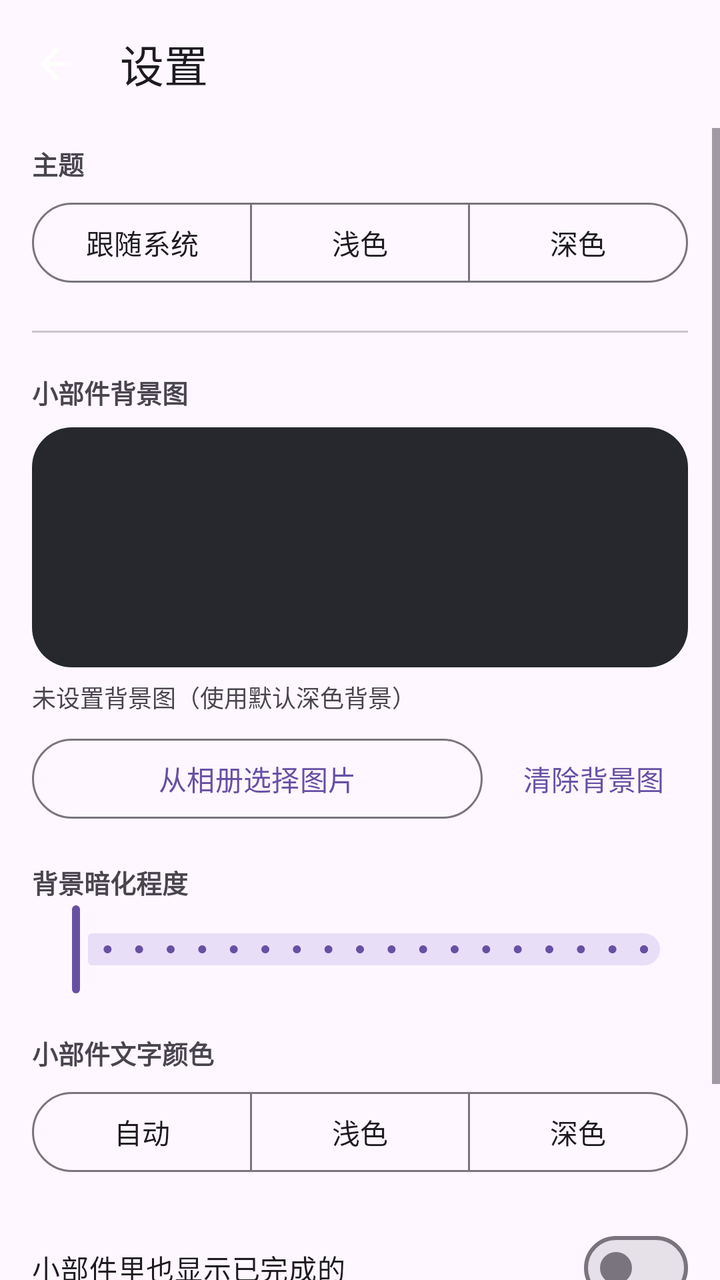
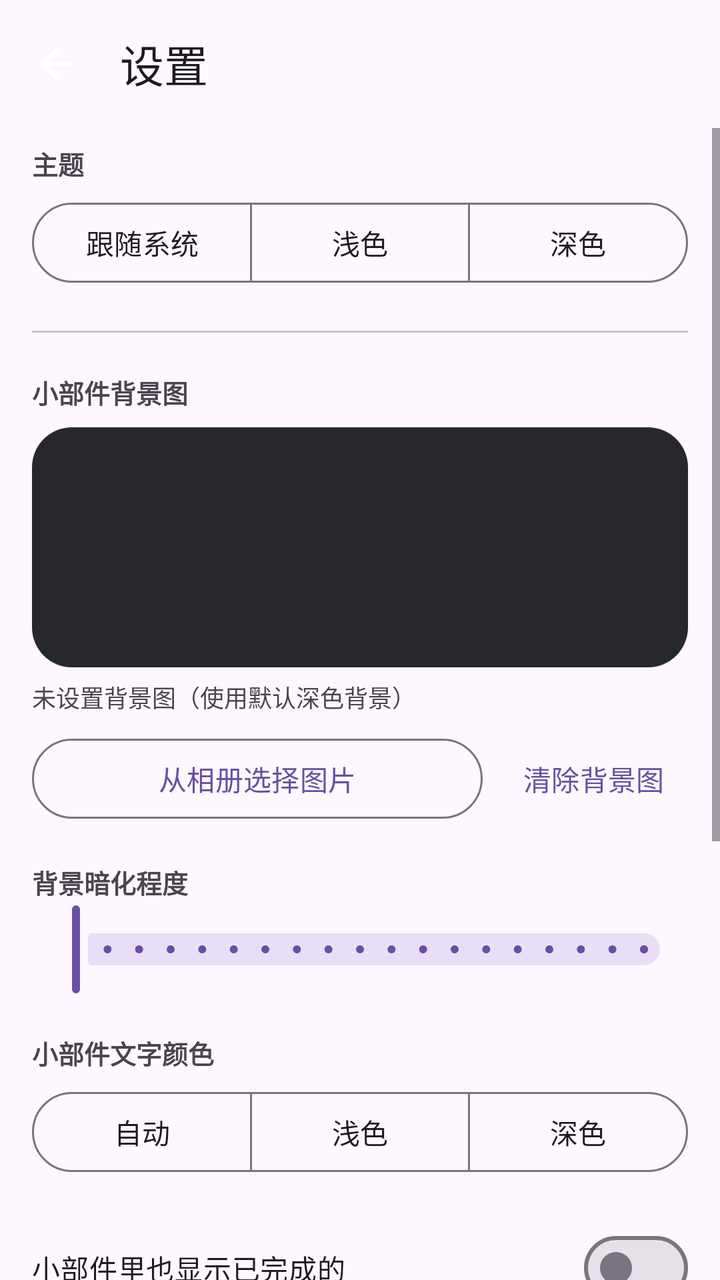

The first picture is an Android layout as it rendered before a commit; the second is the same layout after the commit. The layout source and the unified diff follow.
<!-- AndroidManifest.xml: application theme Theme.DayTodo -->
<!-- res/layout/activity_settings.xml -->
<?xml version="1.0" encoding="utf-8"?>
<LinearLayout xmlns:android="http://schemas.android.com/apk/res/android"
    xmlns:app="http://schemas.android.com/apk/res-auto"
    android:layout_width="match_parent"
    android:layout_height="match_parent"
    android:orientation="vertical">

    <com.google.android.material.appbar.MaterialToolbar
        android:id="@+id/toolbar"
        android:layout_width="match_parent"
        android:layout_height="?attr/actionBarSize"
        app:navigationIcon="@drawable/ic_arrow_back"
        app:title="@string/settings_title" />

    <ScrollView
        android:layout_width="match_parent"
        android:layout_height="0dp"
        android:layout_weight="1"
        android:fillViewport="true">

        <LinearLayout
            android:layout_width="match_parent"
            android:layout_height="wrap_content"
            android:orientation="vertical"
            android:paddingStart="16dp"
            android:paddingTop="8dp"
            android:paddingEnd="16dp"
            android:paddingBottom="32dp">

            <TextView
                android:layout_width="match_parent"
                android:layout_height="wrap_content"
                android:text="@string/label_theme"
                android:textSize="13sp"
                android:textStyle="bold" />

            <com.google.android.material.button.MaterialButtonToggleGroup
                android:id="@+id/toggleTheme"
                android:layout_width="match_parent"
                android:layout_height="wrap_content"
                android:layout_marginTop="6dp"
                app:selectionRequired="true"
                app:singleSelection="true">

                <com.google.android.material.button.MaterialButton
                    android:id="@+id/btnThemeSystem"
                    style="@style/Widget.Material3.Button.OutlinedButton"
                    android:layout_width="0dp"
                    android:layout_height="wrap_content"
                    android:layout_weight="1"
                    android:text="@string/theme_system" />

                <com.google.android.material.button.MaterialButton
                    android:id="@+id/btnThemeLight"
                    style="@style/Widget.Material3.Button.OutlinedButton"
                    android:layout_width="0dp"
                    android:layout_height="wrap_content"
                    android:layout_weight="1"
                    android:text="@string/theme_light" />

                <com.google.android.material.button.MaterialButton
                    android:id="@+id/btnThemeDark"
                    style="@style/Widget.Material3.Button.OutlinedButton"
                    android:layout_width="0dp"
                    android:layout_height="wrap_content"
                    android:layout_weight="1"
                    android:text="@string/theme_dark" />
            </com.google.android.material.button.MaterialButtonToggleGroup>

            <View
                android:layout_width="match_parent"
                android:layout_height="1dp"
                android:layout_marginTop="20dp"
                android:background="?attr/colorOutlineVariant" />

            <TextView
                android:layout_width="match_parent"
                android:layout_height="wrap_content"
                android:layout_marginTop="20dp"
                android:text="@string/label_widget_bg"
                android:textSize="13sp"
                android:textStyle="bold" />

            <ImageView
                android:id="@+id/imagePreview"
                android:layout_width="match_parent"
                android:layout_height="120dp"
                android:layout_marginTop="8dp"
                android:background="@drawable/widget_default_bg"
                android:contentDescription="@string/label_widget_bg"
                android:scaleType="centerCrop" />

            <TextView
                android:id="@+id/textBgState"
                android:layout_width="match_parent"
                android:layout_height="wrap_content"
                android:layout_marginTop="6dp"
                android:text="@string/no_bg"
                android:textSize="12sp" />

            <LinearLayout
                android:layout_width="match_parent"
                android:layout_height="wrap_content"
                android:layout_marginTop="8dp"
                android:orientation="horizontal">

                <com.google.android.material.button.MaterialButton
                    android:id="@+id/btnPickImage"
                    style="@style/Widget.Material3.Button.OutlinedButton"
                    android:layout_width="0dp"
                    android:layout_height="wrap_content"
                    android:layout_weight="1"
                    android:text="@string/action_pick_image" />

                <com.google.android.material.button.MaterialButton
                    android:id="@+id/btnClearImage"
                    style="@style/Widget.Material3.Button.TextButton"
                    android:layout_width="wrap_content"
                    android:layout_height="wrap_content"
                    android:layout_marginStart="8dp"
                    android:text="@string/action_clear_image" />
            </LinearLayout>

            <TextView
                android:layout_width="match_parent"
                android:layout_height="wrap_content"
                android:layout_marginTop="18dp"
                android:text="@string/label_widget_dim"
                android:textSize="13sp"
                android:textStyle="bold" />

            <com.google.android.material.slider.Slider
                android:id="@+id/sliderDim"
                android:layout_width="match_parent"
                android:layout_height="wrap_content"
                android:stepSize="5"
                android:valueFrom="0"
                android:valueTo="90" />

            <TextView
                android:layout_width="match_parent"
                android:layout_height="wrap_content"
                android:layout_marginTop="18dp"
                android:text="@string/label_widget_text"
                android:textSize="13sp"
                android:textStyle="bold" />

            <com.google.android.material.button.MaterialButtonToggleGroup
                android:id="@+id/toggleTextColor"
                android:layout_width="match_parent"
                android:layout_height="wrap_content"
                android:layout_marginTop="6dp"
                app:selectionRequired="true"
                app:singleSelection="true">

                <com.google.android.material.button.MaterialButton
                    android:id="@+id/btnTextAuto"
                    style="@style/Widget.Material3.Button.OutlinedButton"
                    android:layout_width="0dp"
                    android:layout_height="wrap_content"
                    android:layout_weight="1"
                    android:text="@string/text_auto" />

                <com.google.android.material.button.MaterialButton
                    android:id="@+id/btnTextLight"
                    style="@style/Widget.Material3.Button.OutlinedButton"
                    android:layout_width="0dp"
                    android:layout_height="wrap_content"
                    android:layout_weight="1"
                    android:text="@string/text_light" />

                <com.google.android.material.button.MaterialButton
                    android:id="@+id/btnTextDark"
                    style="@style/Widget.Material3.Button.OutlinedButton"
                    android:layout_width="0dp"
                    android:layout_height="wrap_content"
                    android:layout_weight="1"
                    android:text="@string/text_dark" />
            </com.google.android.material.button.MaterialButtonToggleGroup>

            <com.google.android.material.materialswitch.MaterialSwitch
                android:id="@+id/switchShowDone"
                android:layout_width="match_parent"
                android:layout_height="wrap_content"
                android:layout_marginTop="20dp"
                android:text="@string/label_widget_show_done" />

            <com.google.android.material.button.MaterialButton
                android:id="@+id/btnRefreshWidget"
                style="@style/Widget.Material3.Button.OutlinedButton"
                android:layout_width="match_parent"
                android:layout_height="wrap_content"
                android:layout_marginTop="20dp"
                android:text="@string/action_refresh_widget" />
        </LinearLayout>
    </ScrollView>
</LinearLayout>
<!-- resources referenced by this layout -->
<resources>
  <!-- drawable ic_arrow_back (drawable) -->
  <vector xmlns:android="http://schemas.android.com/apk/res/android"
      android:width="24dp"
      android:height="24dp"
      android:viewportWidth="24"
      android:viewportHeight="24">
      <path
          android:fillColor="#FFFFFFFF"
          android:pathData="M20,11H7.83l5.59,-5.59L12,4l-8,8 8,8 1.41,-1.41L7.83,13H20v-2z" />
  </vector>
  <!-- drawable widget_default_bg (drawable) -->
  <shape xmlns:android="http://schemas.android.com/apk/res/android"
      android:shape="rectangle">
      <corners android:radius="20dp" />
      <solid android:color="@color/widget_default_bg" />
  </shape>
  <string name="action_clear_image">清除背景图</string>
  <string name="action_pick_image">从相册选择图片</string>
  <string name="action_refresh_widget">立即刷新小部件</string>
  <string name="label_theme">主题</string>
  <string name="label_widget_bg">小部件背景图</string>
  <string name="label_widget_dim">背景暗化程度</string>
  <string name="label_widget_show_done">小部件里也显示已完成的</string>
  <string name="label_widget_text">小部件文字颜色</string>
  <string name="no_bg">未设置背景图（使用默认深色背景）</string>
  <string name="settings_title">设置</string>
  <string name="text_auto">自动</string>
  <string name="text_dark">深色</string>
  <string name="text_light">浅色</string>
  <string name="theme_dark">深色</string>
  <string name="theme_light">浅色</string>
  <string name="theme_system">跟随系统</string>
  <style name="Theme.DayTodo" parent="Theme.Material3.DayNight.NoActionBar">
          <item name="android:windowBackground">?attr/colorSurface</item>
      </style>
  <color name="widget_default_bg">#F21B1D23</color>
</resources>

<!-- the commit's change to res/layout/activity_settings.xml (unified diff, before → after) -->
@@ -192,6 +192,42 @@
                 android:layout_height="wrap_content"
                 android:layout_marginTop="20dp"
                 android:text="@string/action_refresh_widget" />
+
+            <View
+                android:layout_width="match_parent"
+                android:layout_height="1dp"
+                android:layout_marginTop="24dp"
+                android:background="?attr/colorOutlineVariant" />
+
+            <TextView
+                android:layout_width="match_parent"
+                android:layout_height="wrap_content"
+                android:layout_marginTop="20dp"
+                android:text="@string/label_background"
+                android:textSize="13sp"
+                android:textStyle="bold" />
+
+            <TextView
+                android:layout_width="match_parent"
+                android:layout_height="wrap_content"
+                android:layout_marginTop="6dp"
+                android:text="@string/background_hint"
+                android:textSize="12sp" />
+
+            <com.google.android.material.button.MaterialButton
+                android:id="@+id/btnAutoStart"
+                android:layout_width="match_parent"
+                android:layout_height="wrap_content"
+                android:layout_marginTop="10dp"
+                android:text="@string/action_autostart" />
+
+            <com.google.android.material.button.MaterialButton
+                android:id="@+id/btnBatteryFree"
+                style="@style/Widget.Material3.Button.OutlinedButton"
+                android:layout_width="match_parent"
+                android:layout_height="wrap_content"
+                android:layout_marginTop="8dp"
+                android:text="@string/action_battery_free" />
         </LinearLayout>
     </ScrollView>
 </LinearLayout>
<!-- resource entries referenced after the edit -->
@@ -16,9 +16,13 @@
       <corners android:radius="20dp" />
       <solid android:color="@color/widget_default_bg" />
   </shape>
+  <string name="action_autostart">打开系统「自启动」设置</string>
+  <string name="action_battery_free">允许后台不受限制</string>
   <string name="action_clear_image">清除背景图</string>
   <string name="action_pick_image">从相册选择图片</string>
   <string name="action_refresh_widget">立即刷新小部件</string>
+  <string name="background_hint">小米、华为等系统为了省电会压制后台应用，可能导致小部件不能自动刷新（例如到了第二天还显示昨天的日期）。建议把「每日待办」加入下面的白名单。</string>
+  <string name="label_background">后台运行设置（重要）</string>
   <string name="label_theme">主题</string>
   <string name="label_widget_bg">小部件背景图</string>
   <string name="label_widget_dim">背景暗化程度</string>
